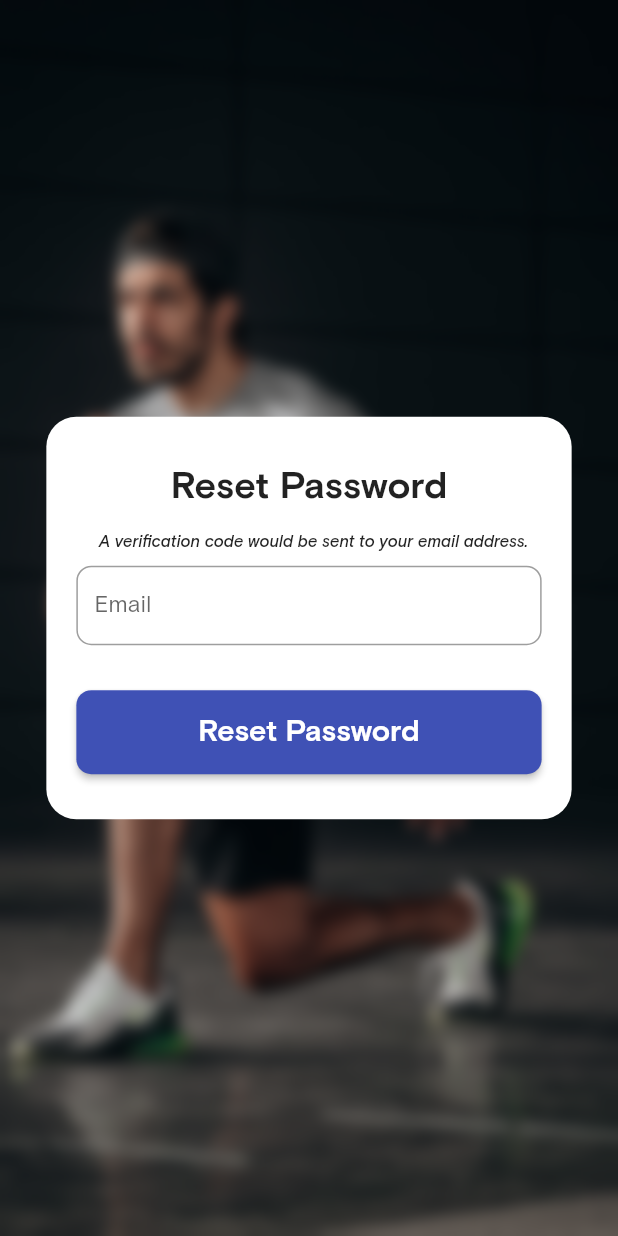
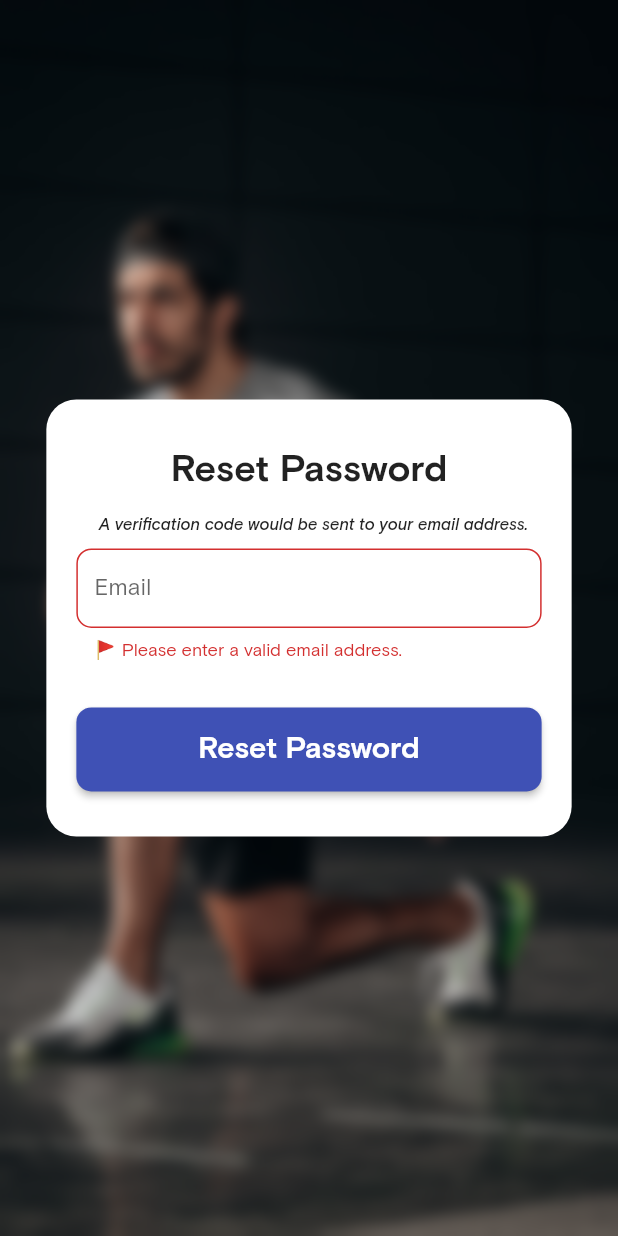
Before and after one commit to dev-tayy/Sporty, a Flutter app: the ForgotPasswordScreen screen opened by its route, after a tap on "Reset Password", on a phone screen of 412 x 824 dp. Run offline on Flutter 3.47's test engine with Material 2 defaults, Android fonts, the phone set to English and light mode, and no system bars; drawn by our look-alikes of flutter_progress_hud; our stand-ins replace bot_toast, chips_choice, firebase_auth, firebase_core, get_it, injectable and 1 more; accounts and stored records are empty.

Commit message:
:rocket: Forgot Password

```diff
--- a/lib/helper/helper.dart
+++ b/lib/helper/helper.dart
@@ -1,6 +1,8 @@
 import 'package:bot_toast/bot_toast.dart';
 import 'package:flutter/material.dart';
 import 'package:flutter/services.dart';
+import 'package:sporty/screens/login_screen.dart';
+import 'package:sporty/services/navigation_service.dart';
 
 import 'dimension.dart';
 
@@ -279,7 +281,7 @@ Future<bool> onLogOutPop(context) {
 }
 
 Future<void> showSuccessDialog(
-    {required BuildContext context, String? message}) async {
+    {required BuildContext context, String? message, required action}) async {
   Future _close() async {
     Navigator.pop(context);
   }
@@ -325,6 +327,7 @@ Future<void> showSuccessDialog(
                         ),
                         onPressed: () async {
                           await _close();
+                          action!();
                         },
                         child: Text(
                           'OK',
--- a/lib/providers/providers.dart
+++ b/lib/providers/providers.dart
@@ -2,8 +2,10 @@ import 'package:provider/provider.dart';
 import 'package:provider/single_child_widget.dart';
 import 'package:sporty/providers/login_provider.dart';
 import 'package:sporty/providers/register_provider.dart';
+import 'package:sporty/providers/reset_password_provider.dart';
 
 final providers = <SingleChildWidget>[
   ChangeNotifierProvider(create: (_) => LoginProvider()),
   ChangeNotifierProvider(create: (_) => RegisterProvider()),
+  ChangeNotifierProvider(create: (_) => ResetPasswordProvider()),
 ];
--- /dev/null
+++ b/lib/providers/reset_password_provider.dart
@@ -0,0 +1,39 @@
+import 'package:sporty/helper/helper.dart';
+import 'package:sporty/helper/snackbar.dart';
+import 'package:sporty/screens/home_screen.dart';
+import 'package:sporty/screens/login_screen.dart';
+import 'package:sporty/services/auth/auth_service.dart';
+import 'package:sporty/services/auth/exception_handler.dart';
+import 'package:sporty/services/database/db_service_sp.dart';
+import 'package:flutter/material.dart';
+import 'package:flutter_progress_hud/flutter_progress_hud.dart';
+import 'package:sporty/services/navigation_service.dart';
+
+class ResetPasswordProvider extends ChangeNotifier {
+  TextEditingController emailController = TextEditingController();
+
+  Future<void> resetPassword(BuildContext context) async {
+    final progress = ProgressHUD.of(context);
+    progress!.show();
+
+    var user = await AuthenticationService().resetPassword(
+      email: emailController.text,
+    );
+
+    Future.delayed(Duration(seconds: 1), () {
+      progress.dismiss();
+    });
+
+    if (user == AuthResultStatus.successful) {
+      showSuccessDialog(
+          context: context,
+          message: 'A password reset link has been sent to your email.',
+          action: NavigationService.navigateTo(LoginScreen.id));
+    } else {
+      final errorMsg = AuthExceptionHandler.generateExceptionMessage(user);
+      SportyAppSnackBar.showErrorSnackBar(context, message: errorMsg);
+    }
+  }
+
+  notifyListeners();
+}
--- a/lib/screens/forgot_password_screen.dart
+++ b/lib/screens/forgot_password_screen.dart
@@ -1,8 +1,12 @@
 //@=dart2.7
 import 'dart:ui';
 import 'package:flutter/material.dart';
+import 'package:flutter_progress_hud/flutter_progress_hud.dart';
 import 'package:sporty/services/navigation_service.dart';
 import 'package:sporty/helper/helper.dart';
+import 'package:sporty/utils/validator.dart';
+import 'package:provider/provider.dart';
+import 'package:sporty/providers/reset_password_provider.dart';
 
 class ForgotPasswordScreen extends StatefulWidget {
   static String id = "forgot_password_screen";
@@ -14,21 +18,15 @@ class ForgotPasswordScreen extends StatefulWidget {
 
 class _ForgotPasswordScreenState extends State<ForgotPasswordScreen> {
   GlobalKey<FormState> _formKey = GlobalKey<FormState>();
-  List<String>? formValue = [];
-  List<String>? options = [
-    "Football",
-    "BasketBall",
-    "Ice Hockey",
-    "MotorSpot",
-    "Skiing",
-    "Rugby",
-  ];
 
   @override
   Widget build(BuildContext context) {
     var size = MediaQuery.of(context).size;
     return Scaffold(
-      body: Stack(children: [
+      body: ProgressHUD(
+        child: Form(
+          key: _formKey,
+          child: Stack(children: [
             Container(
               width: size.width,
               height: size.height,
@@ -67,7 +65,8 @@ class _ForgotPasswordScreenState extends State<ForgotPasswordScreen> {
                       ),
                       child: SingleChildScrollView(
                         child: Center(
-                      child: Column(
+                          child: Consumer<ResetPasswordProvider>(
+                            builder: (context, model, child) => Column(
                               crossAxisAlignment: CrossAxisAlignment.start,
                               mainAxisAlignment: MainAxisAlignment.center,
                               children: <Widget>[
@@ -88,10 +87,14 @@ class _ForgotPasswordScreenState extends State<ForgotPasswordScreen> {
                                   child: Text(
                                       '  A verification code would be sent to your email address.',
                                       style: TextStyle(
-                                    fontSize: 11, fontStyle: FontStyle.italic)),
+                                          fontSize: 11,
+                                          fontStyle: FontStyle.italic)),
                                 ),
                                 SizedBox(height: size.height * 0.01),
-                          TextField(
+                                TextFormField(
+                                  validator: (value) =>
+                                      Validator.validateEmail(value ?? ""),
+                                  controller: model.emailController,
                                   decoration: InputDecoration(
                                     hintText: "Email",
                                     isDense: true,
@@ -107,7 +110,11 @@ class _ForgotPasswordScreenState extends State<ForgotPasswordScreen> {
                                   children: [
                                     Expanded(
                                       child: ElevatedButton(
-                                  onPressed: () {},
+                                        onPressed: () {
+                                          if(_formKey.currentState!.validate())
+                                          model.resetPassword(context);
+                                          model.emailController.text = '';
+                                        },
                                         style: ElevatedButton.styleFrom(
                                             primary: Colors.indigo,
                                             shape: RoundedRectangleBorder(
@@ -132,10 +139,13 @@ class _ForgotPasswordScreenState extends State<ForgotPasswordScreen> {
                         ),
                       ),
                     ),
+                  ),
                 ],
               ),
             ),
           ]),
+        ),
+      ),
     );
   }
 }
--- a/lib/services/auth/auth_service.dart
+++ b/lib/services/auth/auth_service.dart
@@ -43,6 +43,15 @@ class AuthenticationService {
     return _status;
   }
 
+  Future<AuthResultStatus> resetPassword({required String email}) async {
+    await _auth
+        .sendPasswordResetEmail(email: email)
+        .then((value) => _status = AuthResultStatus.successful)
+        .catchError((e) => _status = AuthExceptionHandler.handleException(e));
+
+    return _status;
+  }
+
   Future<void> logout() async {
     await _auth.signOut();
   }
```
Also changed, not shown: lib/providers/register_provider.dart (+8 -5 lines), lib/utils/validator.dart (+0 -11 lines). Lines whose indentation alone changed are shown as unchanged.
